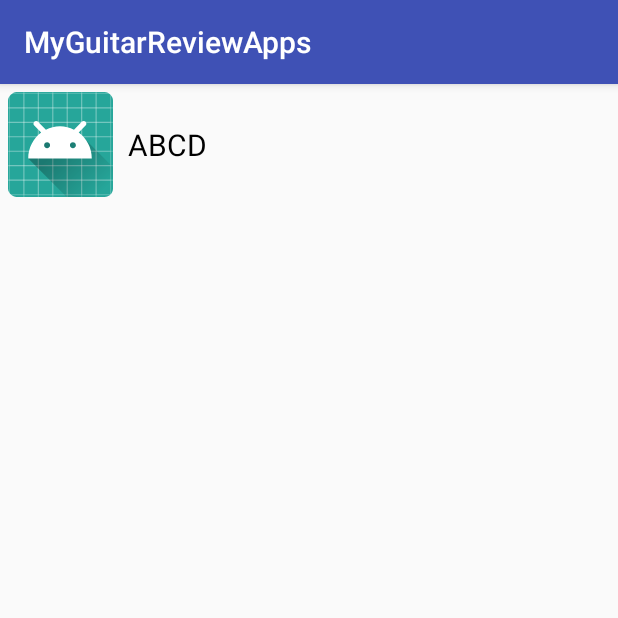
After one commit to PhadmaSadna/PemrgMobile, an Android app: the rowlayout screen opened directly, with no data from a screen before it, on a phone screen of 412 x 824 dp, the top half of it. The commit adds this screen. Run offline under Robolectric (Android 15) with nearby library versions, the light colour scheme and no system bars.

Commit message:
Commit 3

```diff
--- a/app/build.gradle
+++ b/app/build.gradle
@@ -22,6 +22,7 @@ dependencies {
     implementation fileTree(dir: 'libs', include: ['*.jar'])
     implementation 'com.android.support:appcompat-v7:26.1.0'
     implementation 'com.android.support.constraint:constraint-layout:1.1.3'
+    implementation 'com.android.support:recyclerview-v7:26.1.0'
     testImplementation 'junit:junit:4.12'
     androidTestImplementation 'com.android.support.test:runner:1.0.2'
     androidTestImplementation 'com.android.support.test.espresso:espresso-core:3.0.2'
--- a/app/src/main/AndroidManifest.xml
+++ b/app/src/main/AndroidManifest.xml
@@ -19,7 +19,8 @@
         <activity android:name=".InsertGuitar" />
         <activity android:name=".ViewGuitar" />
         <activity android:name=".UpdateGuitar" />
-        <activity android:name=".MainActivity"></activity>
+        <activity android:name=".MainActivity" />
+        <activity android:name=".rowlayout"></activity>
     </application>
 
 </manifest>
--- /dev/null
+++ b/app/src/main/java/com/example/sucigadingimanita/mydatahelper/rowlayout.java
@@ -0,0 +1,13 @@
+package com.example.sucigadingimanita.mydatahelper;
+
+import android.support.v7.app.AppCompatActivity;
+import android.os.Bundle;
+
+public class rowlayout extends AppCompatActivity {
+
+    @Override
+    protected void onCreate(Bundle savedInstanceState) {
+        super.onCreate(savedInstanceState);
+        setContentView(R.layout.activity_rowlayout);
+    }
+}
--- /dev/null
+++ b/app/src/main/res/layout/activity_rowlayout.xml
@@ -0,0 +1,27 @@
+<?xml version="1.0" encoding="utf-8"?>
+<LinearLayout xmlns:android="http://schemas.android.com/apk/res/android"
+    android:layout_width="match_parent"
+    android:layout_height="wrap_content"
+    xmlns:tools="http://schemas.android.com/tools"
+    android:orientation="horizontal"
+    android:padding="5dp"
+    tools:context=".CustomAdapter">
+    <!--
+    items for a single row of RecyclerView
+    -->
+    <ImageView
+        android:id="@+id/image"
+        android:layout_width="70dp"
+        android:layout_height="70dp"
+        android:scaleType="fitXY"
+        android:src="@mipmap/ic_launcher" />
+    <TextView
+        android:id="@+id/name"
+        android:layout_width="wrap_content"
+        android:layout_height="wrap_content"
+        android:layout_gravity="center_vertical"
+        android:layout_marginLeft="10dp"
+        android:text="ABCD"
+        android:textColor="#000"
+        android:textSize="20sp" />
+</LinearLayout>
```
Also changed, not shown: app/src/main/java/com/example/sucigadingimanita/mydatahelper/CustomAdapter.java (added, +62 -0 lines), app/src/main/java/com/example/sucigadingimanita/mydatahelper/MainActivity.java (+14 -1 lines), app/src/main/res/layout/activity_main.xml (+6 -8 lines), app/src/main/res/drawable/guitar.jpg (added), 1 other file.
